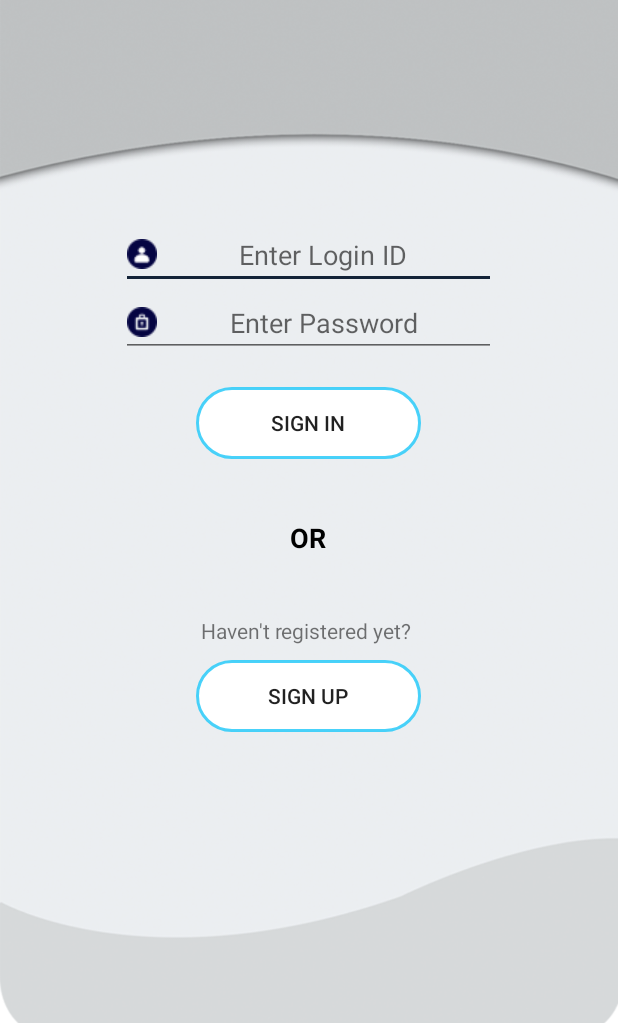
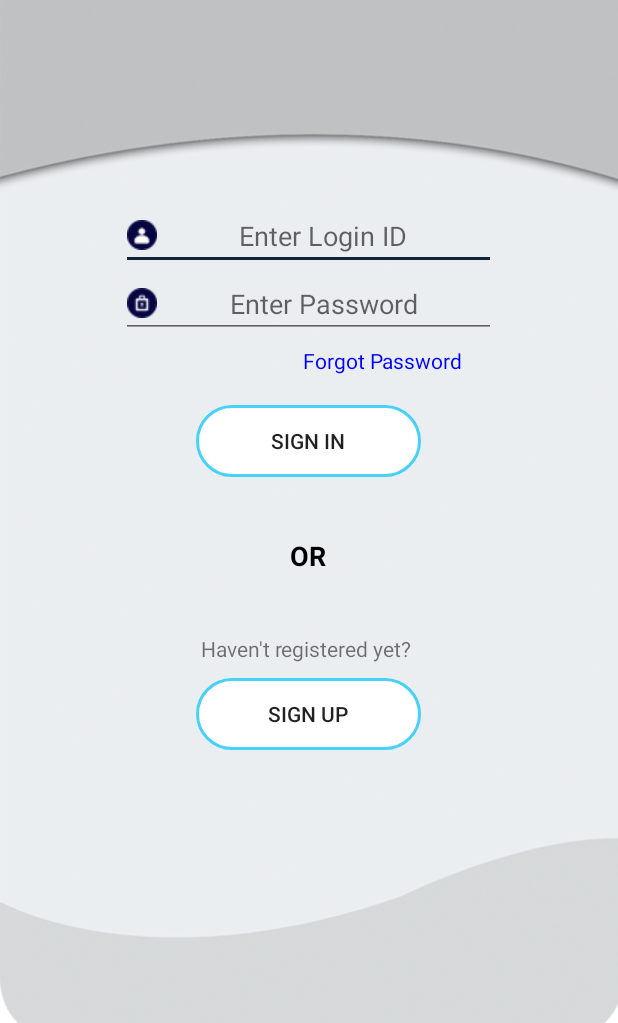
Before and after one commit to aggarwalmayank/PROVIZO, an Android app: the screen it shows after launch (SignInUp), on a phone screen of 412 x 824 dp, the part 213-1236 px from its top. Run offline under Robolectric (Android 15) with nearby library versions, the phone set to English and light mode, and no system bars; our stand-ins replace Firebase (no records; nobody signed in at launch, a user with empty details on screens opened directly).

Commit message:
forgot password added

```diff
--- a/app/src/main/java/com/appsaga/provizo/SignInUp.java
+++ b/app/src/main/java/com/appsaga/provizo/SignInUp.java
@@ -1,6 +1,7 @@
 package com.appsaga.provizo;
 
 import android.content.Intent;
+import android.graphics.Color;
 import android.graphics.Typeface;
 import android.support.annotation.NonNull;
 import android.support.v7.app.AppCompatActivity;
@@ -17,13 +18,14 @@ import com.google.android.gms.tasks.Task;
 import com.google.firebase.auth.AuthResult;
 import com.google.firebase.auth.FirebaseAuth;
 
-public class SignInUp extends AppCompatActivity {
+public class SignInUp extends AppCompatActivity implements Dialog.DialogListener {
 
     Button signUp,signIn;
     Typeface typeface;
     ProgressBar pbar;
     EditText email,pass;
     FirebaseAuth mAuth;
+    TextView forgot;
 
     @Override
     protected void onCreate(Bundle savedInstanceState) {
@@ -35,6 +37,7 @@ public class SignInUp extends AppCompatActivity {
         signIn=findViewById(R.id.sign_in);
         mAuth=FirebaseAuth.getInstance();
         pbar=findViewById(R.id.pbar);
+        forgot=findViewById(R.id.forgot);
 
         TextView tv=findViewById(R.id.appnamesigninup);
         typeface=Typeface.createFromAsset(getAssets(),"fonts/copperplatebold.ttf");
@@ -52,7 +55,7 @@ public class SignInUp extends AppCompatActivity {
             @Override
             public void onClick(View v) {
                 pbar.setVisibility(View.VISIBLE);
-                mAuth.signInWithEmailAndPassword(email.getText().toString(),pass.getText().toString()).addOnCompleteListener(new OnCompleteListener<AuthResult>() {
+                mAuth.signInWithEmailAndPassword(email.getText().toString().trim(),pass.getText().toString().trim()).addOnCompleteListener(new OnCompleteListener<AuthResult>() {
                     @Override
                     public void onComplete(@NonNull Task<AuthResult> task) {
                         pbar.setVisibility(View.GONE);
@@ -72,5 +75,34 @@ public class SignInUp extends AppCompatActivity {
                 });
             }
         });
+        forgot.setOnClickListener(new View.OnClickListener() {
+            @Override
+            public void onClick(View v) {
+                forgot.setTextColor(Color.parseColor("#800080"));
+                openDialog();
+            }
+        });
+    }
+    public void openDialog() {
+        Dialog exampleDialog = new Dialog();
+        exampleDialog.show(getSupportFragmentManager(), "example dialog");
+    }
+
+    @Override
+    public void applyTexts(String username) {
+        mAuth.sendPasswordResetEmail(username.trim()).addOnCompleteListener(new OnCompleteListener<Void>() {
+            @Override
+            public void onComplete(@NonNull Task<Void> task) {
+                if(task.isSuccessful())
+                {
+                    Toast.makeText(SignInUp.this, "Reset Password link sent to Registered Email", Toast.LENGTH_LONG).show();
+                }
+                else
+                {
+                    Toast.makeText(SignInUp.this, task.getException().getMessage(), Toast.LENGTH_SHORT).show();
+                }
+
+            }
+        });
     }
 }
--- a/app/src/main/java/com/appsaga/provizo/SplashScreen.java
+++ b/app/src/main/java/com/appsaga/provizo/SplashScreen.java
@@ -33,8 +33,8 @@ public class SplashScreen extends AppCompatActivity {
                     startActivity(new Intent(SplashScreen.this, com.appsaga.provizo.DeliveryLocation.class));
                     finish();
                 } else {*/
-                    startActivity(new Intent(SplashScreen.this, com.appsaga.provizo.SignInUp.class));
-                    finish();
+                startActivity(new Intent(SplashScreen.this, com.appsaga.provizo.SignInUp.class));
+                finish();
                 //}
             }
         }, DELAY);
--- a/app/src/main/res/layout/activity_sign_in_up.xml
+++ b/app/src/main/res/layout/activity_sign_in_up.xml
@@ -54,10 +54,20 @@
                 android:id="@+id/password_text"
                 android:layout_width="250dp"
                 android:layout_height="wrap_content"
+                android:inputType="textPassword"
                 android:drawableStart="@drawable/passwordicon"
                 android:drawableLeft="@drawable/passwordicon"
                 android:gravity="center"
                 android:hint="Enter Password" />
+            <TextView
+                android:layout_marginLeft="50dp"
+                android:layout_marginStart="50dp"
+                android:layout_marginTop="5dp"
+                android:textColor="#0000FF"
+                android:id="@+id/forgot"
+                android:layout_width="wrap_content"
+                android:layout_height="wrap_content"
+                android:text="Forgot Password"/>
 
             <ProgressBar
                 android:layout_width="wrap_content"
```
Also changed, not shown: app/src/main/java/com/appsaga/provizo/Dialog.java (added, +59 -0 lines), app/src/main/res/layout/layout_dialog.xml (added, +12 -0 lines).
